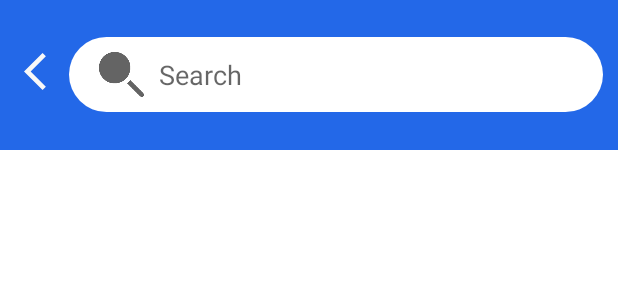
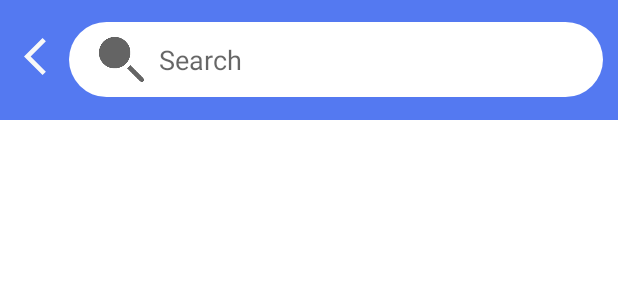
Before and after one commit to bes01/android-final-messenger-app, an Android app: the layout activity_search.xml on its own in the app's theme, with its tools: preview values and no code run, on a phone screen of 412 x 824 dp. Shown: the top 300 px of the screen. Run offline under Robolectric (Android 15) with nearby library versions, the phone set to English and light mode, and no system bars.

Commit message:
ui modifications final

```diff
--- a/app/src/main/res/layout/activity_search.xml
+++ b/app/src/main/res/layout/activity_search.xml
@@ -11,10 +11,8 @@
         android:id="@+id/search_container"
         android:layout_width="match_parent"
         android:layout_height="wrap_content"
-        android:background="@color/primary_button_color"
+        android:background="@color/blue_backgrounds"
         android:orientation="horizontal"
-        android:paddingTop="@dimen/small_padding"
-        android:paddingBottom="@dimen/small_padding"
         app:layout_constraintStart_toStartOf="parent"
         app:layout_constraintTop_toTopOf="parent">
 
--- a/app/src/main/res/layout/message_list_item.xml
+++ b/app/src/main/res/layout/message_list_item.xml
@@ -49,6 +49,7 @@
                 tools:ignore="NestedWeights" />
             <TextView
                 android:id="@+id/message"
+                android:layout_marginTop="@dimen/small_padding"
                 android:layout_width="match_parent"
                 android:layout_height="@dimen/big_image">
 
```
